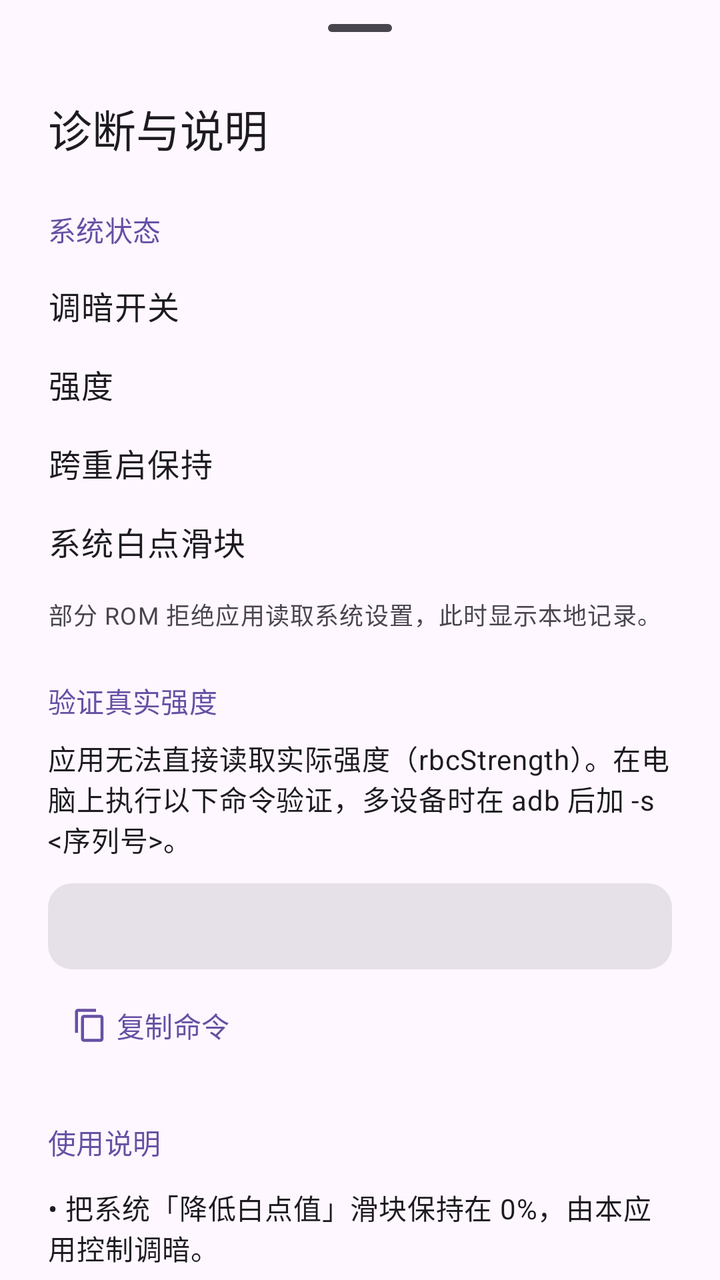
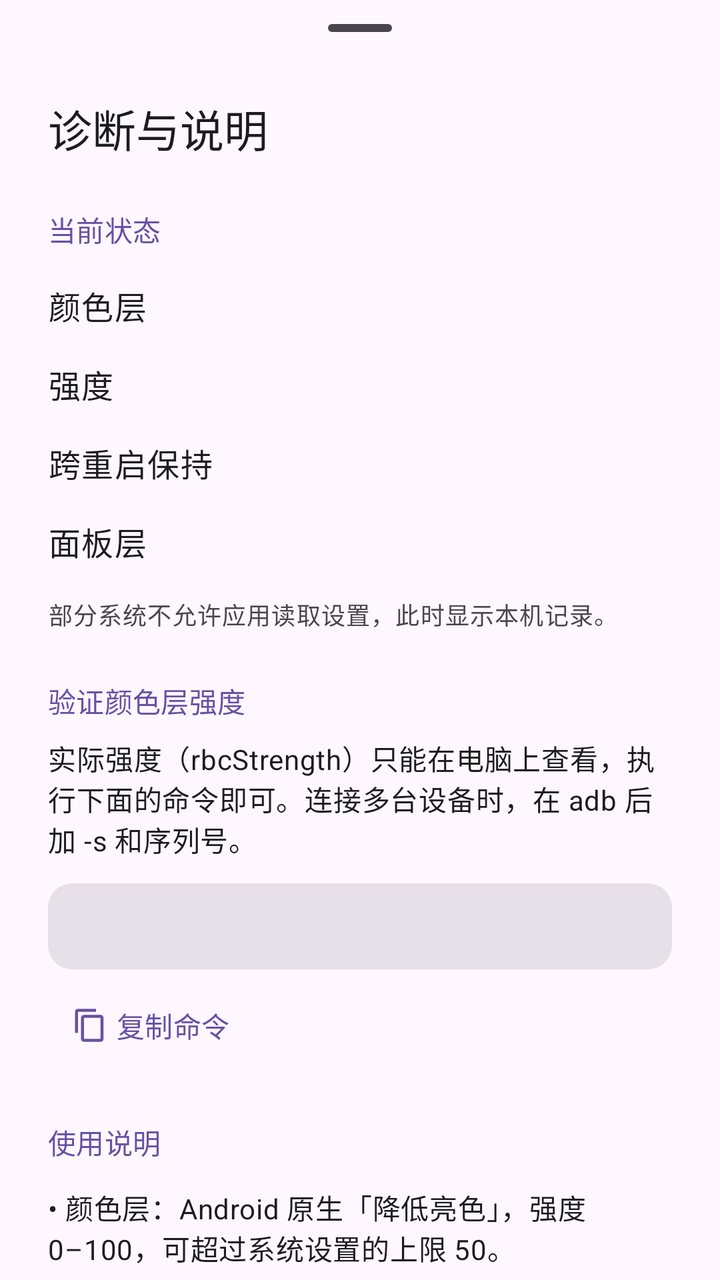

Compare the two renders of this Android layout. The source of the first and the diff that turns it into the second are given below.
<!-- AndroidManifest.xml: application theme Theme.Dimmer -->
<!-- res/layout/sheet_advanced.xml -->
<?xml version="1.0" encoding="utf-8"?>
<androidx.core.widget.NestedScrollView
    xmlns:android="http://schemas.android.com/apk/res/android"
    xmlns:app="http://schemas.android.com/apk/res-auto"
    android:id="@+id/sheetScroll"
    android:layout_width="match_parent"
    android:layout_height="wrap_content"
    android:clipToPadding="false">

    <LinearLayout
        android:layout_width="match_parent"
        android:layout_height="wrap_content"
        android:orientation="vertical"
        android:paddingHorizontal="24dp"
        android:paddingBottom="24dp">

        <com.google.android.material.bottomsheet.BottomSheetDragHandleView
            android:layout_width="match_parent"
            android:layout_height="wrap_content" />

        <TextView
            android:layout_width="match_parent"
            android:layout_height="wrap_content"
            android:text="@string/diag_title"
            android:textAppearance="?attr/textAppearanceTitleLarge"
            android:textColor="?attr/colorOnSurface" />

        
        <TextView
            android:layout_width="match_parent"
            android:layout_height="wrap_content"
            android:layout_marginTop="24dp"
            android:layout_marginBottom="8dp"
            android:text="@string/sheet_system_status"
            android:textAppearance="?attr/textAppearanceTitleSmall"
            android:textColor="?attr/colorPrimary" />

        <LinearLayout
            android:layout_width="match_parent"
            android:layout_height="wrap_content"
            android:orientation="horizontal"
            android:paddingVertical="8dp">

            <TextView
                android:layout_width="0dp"
                android:layout_height="wrap_content"
                android:layout_weight="1"
                android:text="@string/diag_switch_label"
                android:textAppearance="?attr/textAppearanceBodyLarge"
                android:textColor="?attr/colorOnSurface" />

            <TextView
                android:id="@+id/tvReadActivated"
                android:layout_width="wrap_content"
                android:layout_height="wrap_content"
                android:layout_marginStart="16dp"
                android:fontFeatureSettings="tnum"
                android:gravity="end"
                android:textAppearance="?attr/textAppearanceBodyLarge"
                android:textColor="?attr/colorOnSurfaceVariant" />
        </LinearLayout>

        <LinearLayout
            android:layout_width="match_parent"
            android:layout_height="wrap_content"
            android:orientation="horizontal"
            android:paddingVertical="8dp">

            <TextView
                android:layout_width="0dp"
                android:layout_height="wrap_content"
                android:layout_weight="1"
                android:text="@string/diag_level_label"
                android:textAppearance="?attr/textAppearanceBodyLarge"
                android:textColor="?attr/colorOnSurface" />

            <TextView
                android:id="@+id/tvReadLevel"
                android:layout_width="wrap_content"
                android:layout_height="wrap_content"
                android:layout_marginStart="16dp"
                android:fontFeatureSettings="tnum"
                android:gravity="end"
                android:textAppearance="?attr/textAppearanceBodyLarge"
                android:textColor="?attr/colorOnSurfaceVariant" />
        </LinearLayout>

        <LinearLayout
            android:layout_width="match_parent"
            android:layout_height="wrap_content"
            android:orientation="horizontal"
            android:paddingVertical="8dp">

            <TextView
                android:layout_width="0dp"
                android:layout_height="wrap_content"
                android:layout_weight="1"
                android:text="@string/diag_persist_label"
                android:textAppearance="?attr/textAppearanceBodyLarge"
                android:textColor="?attr/colorOnSurface" />

            <TextView
                android:id="@+id/tvReadPersist"
                android:layout_width="wrap_content"
                android:layout_height="wrap_content"
                android:layout_marginStart="16dp"
                android:fontFeatureSettings="tnum"
                android:gravity="end"
                android:textAppearance="?attr/textAppearanceBodyLarge"
                android:textColor="?attr/colorOnSurfaceVariant" />
        </LinearLayout>

        <LinearLayout
            android:layout_width="match_parent"
            android:layout_height="wrap_content"
            android:orientation="horizontal"
            android:paddingVertical="8dp">

            <TextView
                android:layout_width="0dp"
                android:layout_height="wrap_content"
                android:layout_weight="1"
                android:text="@string/diag_oplus_label"
                android:textAppearance="?attr/textAppearanceBodyLarge"
                android:textColor="?attr/colorOnSurface" />

            <TextView
                android:id="@+id/tvReadOplus"
                android:layout_width="wrap_content"
                android:layout_height="wrap_content"
                android:layout_marginStart="16dp"
                android:fontFeatureSettings="tnum"
                android:gravity="end"
                android:textAppearance="?attr/textAppearanceBodyLarge"
                android:textColor="?attr/colorOnSurfaceVariant" />
        </LinearLayout>

        <TextView
            android:layout_width="match_parent"
            android:layout_height="wrap_content"
            android:layout_marginTop="8dp"
            android:text="@string/sheet_denied_note"
            android:textAppearance="?attr/textAppearanceBodySmall"
            android:textColor="?attr/colorOnSurfaceVariant" />

        
        <TextView
            android:layout_width="match_parent"
            android:layout_height="wrap_content"
            android:layout_marginTop="24dp"
            android:layout_marginBottom="8dp"
            android:text="@string/sheet_verify_header"
            android:textAppearance="?attr/textAppearanceTitleSmall"
            android:textColor="?attr/colorPrimary" />

        <TextView
            android:layout_width="match_parent"
            android:layout_height="wrap_content"
            android:text="@string/sheet_verify_body"
            android:textAppearance="?attr/textAppearanceBodyMedium"
            android:textColor="?attr/colorOnSurface" />

        <TextView
            android:id="@+id/tvVerifyCmd"
            android:layout_width="match_parent"
            android:layout_height="wrap_content"
            android:layout_marginTop="12dp"
            android:background="@drawable/bg_code_block"
            android:fontFamily="monospace"
            android:padding="12dp"
            android:textAppearance="?attr/textAppearanceBodyMedium"
            android:textColor="?attr/colorOnSurface"
            android:textIsSelectable="true" />

        <com.google.android.material.button.MaterialButton
            android:id="@+id/btnCopyVerify"
            style="@style/Widget.Material3.Button.TextButton"
            android:layout_width="wrap_content"
            android:layout_height="wrap_content"
            android:layout_gravity="start"
            android:layout_marginTop="4dp"
            android:text="@string/copy_command"
            app:icon="@drawable/ic_content_copy"
            app:iconGravity="textStart" />

        
        <TextView
            android:layout_width="match_parent"
            android:layout_height="wrap_content"
            android:layout_marginTop="24dp"
            android:layout_marginBottom="8dp"
            android:text="@string/sheet_usage_header"
            android:textAppearance="?attr/textAppearanceTitleSmall"
            android:textColor="?attr/colorPrimary" />

        <TextView
            android:layout_width="match_parent"
            android:layout_height="wrap_content"
            android:layout_marginTop="4dp"
            android:text="@string/usage_1"
            android:textAppearance="?attr/textAppearanceBodyMedium"
            android:textColor="?attr/colorOnSurface" />

        <TextView
            android:layout_width="match_parent"
            android:layout_height="wrap_content"
            android:layout_marginTop="8dp"
            android:text="@string/usage_2"
            android:textAppearance="?attr/textAppearanceBodyMedium"
            android:textColor="?attr/colorOnSurface" />

        <TextView
            android:layout_width="match_parent"
            android:layout_height="wrap_content"
            android:layout_marginTop="8dp"
            android:text="@string/usage_3"
            android:textAppearance="?attr/textAppearanceBodyMedium"
            android:textColor="?attr/colorOnSurface" />

        <TextView
            android:layout_width="match_parent"
            android:layout_height="wrap_content"
            android:layout_marginTop="8dp"
            android:text="@string/usage_4"
            android:textAppearance="?attr/textAppearanceBodyMedium"
            android:textColor="?attr/colorOnSurface" />
    </LinearLayout>
</androidx.core.widget.NestedScrollView>
<!-- resources referenced by this layout -->
<resources>
  <!-- drawable bg_code_block (drawable) -->
  <?xml version="1.0" encoding="utf-8"?>
  <shape xmlns:android="http://schemas.android.com/apk/res/android"
      android:shape="rectangle">
      <corners android:radius="12dp" />
      <solid android:color="?attr/colorSurfaceContainerHighest" />
  </shape>
  <!-- drawable ic_content_copy (drawable) -->
  <vector xmlns:android="http://schemas.android.com/apk/res/android"
      android:width="24dp"
      android:height="24dp"
      android:viewportWidth="24"
      android:viewportHeight="24"
      android:tint="?attr/colorControlNormal">
      <path
          android:fillColor="@android:color/white"
          android:pathData="M16,1L4,1C2.9,1 2,1.9 2,3L2,17L4,17L4,3L16,3L16,1ZM19,5L8,5C6.9,5 6,5.9 6,7L6,21C6,22.1 6.9,23 8,23L19,23C20.1,23 21,22.1 21,21L21,7C21,5.9 20.1,5 19,5ZM19,21L8,21L8,7L19,7L19,21Z" />
  </vector>
  <string name="copy_command">复制命令</string>
  <string name="diag_level_label">强度</string>
  <string name="diag_oplus_label">系统白点滑块</string>
  <string name="diag_persist_label">跨重启保持</string>
  <string name="diag_switch_label">调暗开关</string>
  <string name="diag_title">诊断与说明</string>
  <string name="sheet_denied_note">部分 ROM 拒绝应用读取系统设置，此时显示本地记录。</string>
  <string name="sheet_system_status">系统状态</string>
  <string name="sheet_usage_header">使用说明</string>
  <string name="sheet_verify_body">应用无法直接读取实际强度（rbcStrength）。在电脑上执行以下命令验证，多设备时在 adb 后加 -s &lt;序列号&gt;。</string>
  <string name="sheet_verify_header">验证真实强度</string>
  <string name="usage_1">• 把系统「降低白点值」滑块保持在 0%，由本应用控制调暗。</string>
  <string name="usage_2">• 屏幕忽亮忽暗时，检查系统滑块是否被改动。</string>
  <string name="usage_3">• 本应用只写 AOSP reduce_bright_colors_* 键，不改系统亮度，也不写系统白点值键（该键低于 0.5 反而更亮）。</string>
  <string name="usage_4">• 覆盖监听只在应用运行时有效；进程结束后可用快捷设置磁贴、开机自恢复或「重新写入」兜底。</string>
  <style name="Theme.Dimmer" parent="Theme.Material3.DayNight.NoActionBar" />
</resources>

<!-- the commit's change to res/layout/sheet_advanced.xml (unified diff, before → after) -->
@@ -120,12 +120,12 @@
                 android:layout_width="0dp"
                 android:layout_height="wrap_content"
                 android:layout_weight="1"
-                android:text="@string/diag_oplus_label"
-                android:textAppearance="?attr/textAppearanceBodyLarge"
-                android:textColor="?attr/colorOnSurface" />
-
-            <TextView
-                android:id="@+id/tvReadOplus"
+                android:text="@string/diag_panel_label"
+                android:textAppearance="?attr/textAppearanceBodyLarge"
+                android:textColor="?attr/colorOnSurface" />
+
+            <TextView
+                android:id="@+id/tvReadPanel"
                 android:layout_width="wrap_content"
                 android:layout_height="wrap_content"
                 android:layout_marginStart="16dp"
<!-- resource entries referenced after the edit -->
@@ -20,19 +20,19 @@
   </vector>
   <string name="copy_command">复制命令</string>
   <string name="diag_level_label">强度</string>
-  <string name="diag_oplus_label">系统白点滑块</string>
+  <string name="diag_panel_label">面板层</string>
   <string name="diag_persist_label">跨重启保持</string>
-  <string name="diag_switch_label">调暗开关</string>
+  <string name="diag_switch_label">颜色层</string>
   <string name="diag_title">诊断与说明</string>
-  <string name="sheet_denied_note">部分 ROM 拒绝应用读取系统设置，此时显示本地记录。</string>
-  <string name="sheet_system_status">系统状态</string>
+  <string name="sheet_denied_note">部分系统不允许应用读取设置，此时显示本机记录。</string>
+  <string name="sheet_system_status">当前状态</string>
   <string name="sheet_usage_header">使用说明</string>
-  <string name="sheet_verify_body">应用无法直接读取实际强度（rbcStrength）。在电脑上执行以下命令验证，多设备时在 adb 后加 -s &lt;序列号&gt;。</string>
-  <string name="sheet_verify_header">验证真实强度</string>
-  <string name="usage_1">• 把系统「降低白点值」滑块保持在 0%，由本应用控制调暗。</string>
-  <string name="usage_2">• 屏幕忽亮忽暗时，检查系统滑块是否被改动。</string>
-  <string name="usage_3">• 本应用只写 AOSP reduce_bright_colors_* 键，不改系统亮度，也不写系统白点值键（该键低于 0.5 反而更亮）。</string>
-  <string name="usage_4">• 覆盖监听只在应用运行时有效；进程结束后可用快捷设置磁贴、开机自恢复或「重新写入」兜底。</string>
+  <string name="sheet_verify_body">实际强度（rbcStrength）只能在电脑上查看，执行下面的命令即可。连接多台设备时，在 adb 后加 -s 和序列号。</string>
+  <string name="sheet_verify_header">验证颜色层强度</string>
+  <string name="usage_1">• 颜色层：Android 原生「降低亮色」，强度 0–100，可超过系统设置的上限 50。</string>
+  <string name="usage_2">• 面板层：即系统「降低白点值」开关，由屏幕硬件处理，和颜色层叠加。两层都开最暗。</string>
+  <string name="usage_3">• 不要拖动系统设置里的「降低白点值」滑块，它会把颜色层强度改回 50 以内；开启「自动纠正」可自动恢复。</string>
+  <string name="usage_4">• 不修改系统亮度。自动纠正只在应用运行时生效，其它时候可用快捷设置磁贴、开机恢复或「重新写入」。</string>
   <style name="Theme.Dimmer" parent="Theme.Material3.DayNight.NoActionBar" />
 </resources>
 
